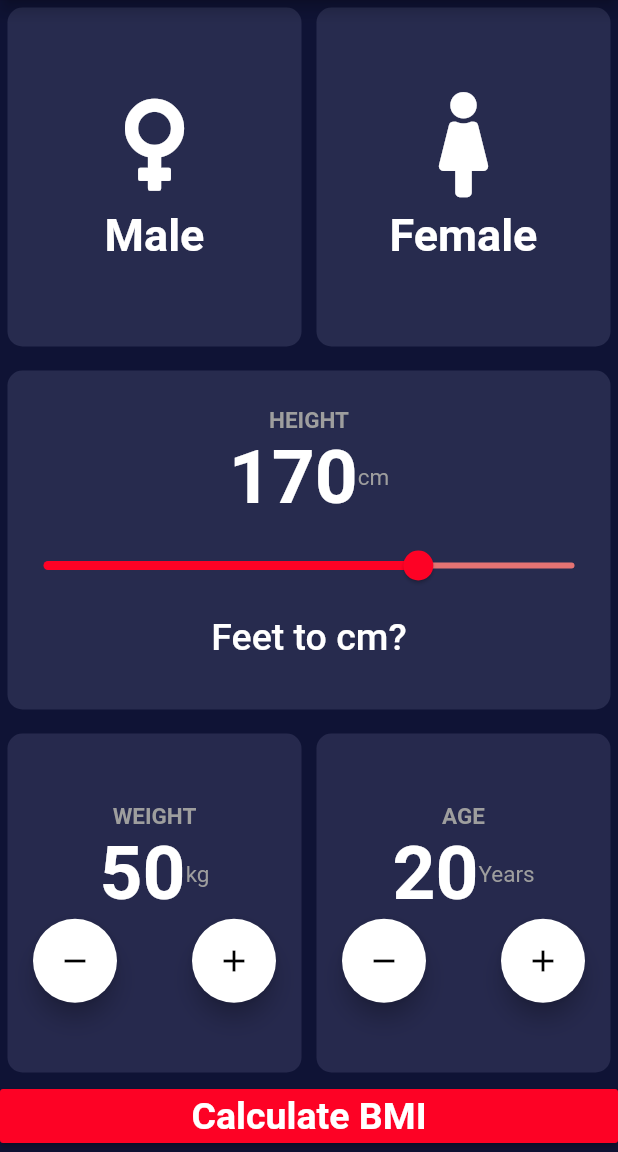
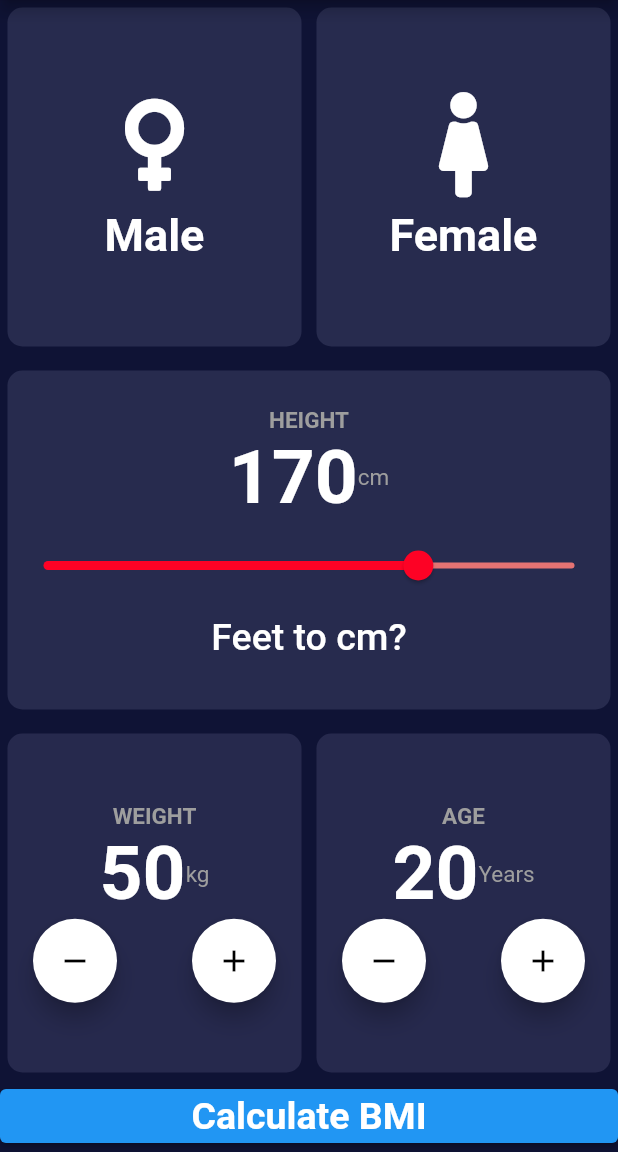
Before and after one commit to nahidulislamshakin/bmi_calculator, a Flutter app: the screen it shows after launch, on a phone screen of 412 x 824 dp, the part 84-1236 px from its top. Run offline on Flutter 3.47's test engine with Material 2 defaults, Android fonts, the phone set to English and light mode, and no system bars; our stand-ins replace font_awesome_flutter.

Commit message:
build web app

```diff
--- a/lib/bmi_result.dart
+++ b/lib/bmi_result.dart
@@ -94,7 +94,7 @@ class BMIresult extends StatelessWidget {
                 const SizedBox(
                   height: 20,
                 ),
-                FlatButton(
+                TextButton(
                     onPressed: () {
                       Navigator.pop(context);
                     },
--- a/lib/feet_to_cm.dart
+++ b/lib/feet_to_cm.dart
@@ -102,7 +102,7 @@ class _FeetToCmState extends State<FeetToCm> {
                       child: Row(
                         mainAxisAlignment: MainAxisAlignment.end,
                         children: [
-                          RaisedButton(
+                          ElevatedButton(
                             onPressed: () {
                               submitData();
                             },
@@ -126,7 +126,7 @@ class _FeetToCmState extends State<FeetToCm> {
                   const SizedBox(
                     height: 30,
                   ),
-                  FlatButton(
+                  TextButton(
                       onPressed: () {
                         Navigator.pop(context);
                       },
--- a/lib/main_page.dart
+++ b/lib/main_page.dart
@@ -334,8 +334,8 @@ class goresult extends StatelessWidget {
   @override
   Widget build(BuildContext context) {
     // TODO: implement build
-    return RaisedButton(
-      color: Color(0xFFFD0225),
+    return ElevatedButton(
+     // color: Color(0xFFFD0225),
       onPressed: () {
         Navigator.push(
           context,
@@ -361,14 +361,17 @@ class feetPage extends StatelessWidget {
   @override
   Widget build(BuildContext context) {
     // TODO: implement build
-    return FlatButton(
+    return TextButton(
         onPressed: () {
           Navigator.push(
               context, MaterialPageRoute(builder: (context) => FeetToCm()));
         },
-        child: Text(
-          'Feet to cm?',
-          style: TextStyle(fontSize: 25, color: Colors.white),
+        child: Container(
+
+          child: Text(
+            'Feet to cm?',
+            style: TextStyle(fontSize: 25, color: Colors.white),
+          ),
         ));
   }
 }
```
Also changed, not shown: pubspec.lock, 2 other files.
